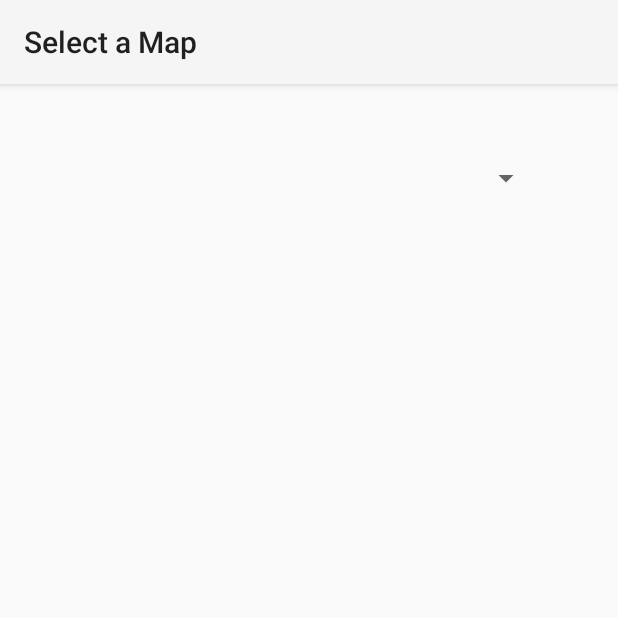
After one commit to humanpluslab/Navatar, an Android app: the MapsActivity screen opened directly, with no data from a screen before it, on a phone screen of 412 x 824 dp, the top half of it. The commit adds this screen. Run offline under Robolectric (Android 15) with nearby library versions, the phone set to English and light mode, and no system bars; our stand-ins replace ButterKnife, Dagger/Hilt's generated code, RxJava.

Commit message:
added MapsActivity

```diff
--- a/app/src/main/java/com/navatar/MapSelectActivity.java
+++ b/app/src/main/java/com/navatar/MapSelectActivity.java
@@ -24,7 +24,6 @@ import android.os.IBinder;
 import android.provider.Settings;
 import android.support.annotation.NonNull;
 import android.support.v4.app.ActivityCompat;
-import android.view.Gravity;
 import android.view.View;
 import android.widget.AdapterView;
 import android.widget.AdapterView.OnItemSelectedListener;
@@ -32,7 +31,6 @@ import android.widget.ArrayAdapter;
 import android.widget.Button;
 import android.widget.ProgressBar;
 import android.widget.Spinner;
-import android.widget.TextView;
 import android.widget.Toast;
 
 import org.json.JSONArray;
@@ -94,12 +92,12 @@ public class MapSelectActivity extends Activity {
     super.onCreate(savedInstanceState);
 
     setTitle(R.string.welcome_to_navatar);
-    setContentView(R.layout.map_select);
+    setContentView(R.layout.maps_activity);
 
     // Auto-locate ui items
     autoLocateButton = (Button) findViewById(R.id.button);
     getQrsCodeButton = (Button) findViewById(R.id.qrButton);
-    spinner = (ProgressBar)findViewById(R.id.progressBar);
+    //spinner = (ProgressBar)findViewById(R.id.progressBar);
 
     // Verify storage for route history
     verifyStoragePermissions(this);
--- a/app/src/main/java/com/navatar/di/ActivityBindingModule.java
+++ b/app/src/main/java/com/navatar/di/ActivityBindingModule.java
@@ -2,6 +2,7 @@ package com.navatar.di;
 
 import com.navatar.main.MainModule;
 import com.navatar.main.MainActivity;
+import com.navatar.maps.MapsActivity;
 import com.navatar.maps.MapsModule;
 import com.navatar.navigation.NavigationActivity;
 import com.navatar.navigation.NavigationModule;
@@ -27,4 +28,8 @@ public abstract class ActivityBindingModule {
     @ContributesAndroidInjector(modules = NavigationModule.class)
     abstract NavigationActivity navigationActivity();
 
+    @ActivityScoped
+    @ContributesAndroidInjector(modules = MapsModule.class)
+    abstract MapsActivity mapsActivity();
+
 }
--- a/app/src/main/java/com/navatar/main/MainContract.java
+++ b/app/src/main/java/com/navatar/main/MainContract.java
@@ -24,6 +24,8 @@ public interface MainContract {
 
         void hidePermissionDeniedWarning();
 
+        void openMapsUI();
+
     }
 
     interface Presenter extends BasePresenter<View> {
@@ -40,6 +42,8 @@ public interface MainContract {
 
         void getLocation();
 
+        void openMaps();
+
     }
 
     interface Navigator extends BaseNavigator<Presenter> {
--- a/app/src/main/java/com/navatar/main/MainPresenter.java
+++ b/app/src/main/java/com/navatar/main/MainPresenter.java
@@ -126,4 +126,8 @@ public class MainPresenter implements MainContract.Presenter {
     }
 
 
+    @Override
+    public void openMaps() {
+        mMainView.openMapsUI();
+    }
 }
--- /dev/null
+++ b/app/src/main/java/com/navatar/maps/MapsActivity.java
@@ -0,0 +1,41 @@
+package com.navatar.maps;
+
+import android.os.Bundle;
+import android.support.annotation.Nullable;
+
+import com.navatar.R;
+import com.navatar.util.ActivityUtils;
+
+import javax.inject.Inject;
+
+import dagger.Lazy;
+import dagger.android.AndroidInjection;
+import dagger.android.support.DaggerAppCompatActivity;
+
+public class MapsActivity extends DaggerAppCompatActivity {
+
+
+    @Inject
+    Lazy<MapsFragment> mapsFragmentProvider;
+
+
+    @Override
+    protected void onCreate(@Nullable Bundle savedInstanceState) {
+        AndroidInjection.inject(this);
+        super.onCreate(savedInstanceState);
+
+        setTitle(R.string.selectMapLabel);
+        setContentView(R.layout.maps_activity);
+
+        MapsFragment mapsFragment =
+                (MapsFragment) getSupportFragmentManager().findFragmentById(R.id.contentFrame);
+
+        if (mapsFragment == null) {
+            mapsFragment = mapsFragmentProvider.get();
+            ActivityUtils.addFragmentToActivity(
+                    getSupportFragmentManager(), mapsFragment, R.id.contentFrame);
+        }
+
+
+    }
+}
--- a/app/src/main/res/layout/main_activity.xml
+++ b/app/src/main/res/layout/main_activity.xml
@@ -8,11 +8,6 @@
     tools:context=".main.MainActivity">
 
     <FrameLayout
-        android:id="@+id/spinnerFrame"
-        android:layout_width="match_parent"
-        android:layout_height="wrap_content" />
-
-    <FrameLayout
         android:id="@+id/contentFrame"
         android:layout_width="match_parent"
         android:layout_height="wrap_content" />
--- a/app/src/main/res/layout/map_select_frag.xml
+++ b/app/src/main/res/layout/map_select_frag.xml
@@ -16,35 +16,35 @@
         style="android:spinnerStyle"
         android:layout_width="fill_parent"
         android:layout_height="wrap_content"
-        android:visibility="gone" />
+        android:visibility="invisible" />
 
     <Spinner
         android:id="@+id/fromSpinner"
         android:layout_width="fill_parent"
         android:layout_height="wrap_content"
         android:prompt="@string/fromSpinnerLabel"
-        android:visibility="gone" />
+        android:visibility="invisible" />
 
     <Spinner
         android:id="@+id/toSpinner"
         android:layout_width="fill_parent"
         android:layout_height="wrap_content"
         android:prompt="@string/toSpinnerLabel"
-       android:visibility="gone" />
+       android:visibility="invisible" />
 
     <Button
         android:id="@+id/startNavigationButton"
         android:layout_width="fill_parent"
         android:layout_height="wrap_content"
         android:text="@string/startNavigation"
-        android:visibility="gone" />
+        android:visibility="invisible" />
 
     <Button
         android:id="@+id/showNavigationButton"
         android:layout_width="fill_parent"
         android:layout_height="wrap_content"
         android:text="@string/showNavigation"
-        android:visibility="gone" />
+        android:visibility="invisible" />
 
 
 </LinearLayout>
--- a/app/src/main/res/values/strings.xml
+++ b/app/src/main/res/values/strings.xml
@@ -20,8 +20,9 @@
     <string name="sensing_service_name">Sensing Service</string>
     <string name="pf_service_name">PF Service</string>
     <string name="mapSpinnerLabel">Select a Map:</string>
+    <string name="selectMapLabel">Select a Map</string>
     <string name="mapSelectionDescription">Select a Map to start navigating</string>
-    <string name="title_activity_navigation_history">Navigation History</string>
+    <string name="navigationHistory">Navigation History</string>
     <string name="welcome_to_navatar">Welcome to Navatar</string>
     <string name="cancelled">Cancelled</string>
     <string name="nav_service_name">Navigation Service</string>
```
Also changed, not shown: app/build.gradle (+10 -0 lines), app/src/main/AndroidManifest.xml (+9 -12 lines), app/src/main/java/com/navatar/main/MainActivity.java (+0 -13 lines), app/src/main/java/com/navatar/main/MainFragment.java (+12 -4 lines), app/src/main/res/layout/main_frag.xml (+10 -9 lines), app/src/main/res/layout/maps_activity.xml (renamed from app/src/main/res/layout/map_select.xml, +1 -6 lines).
